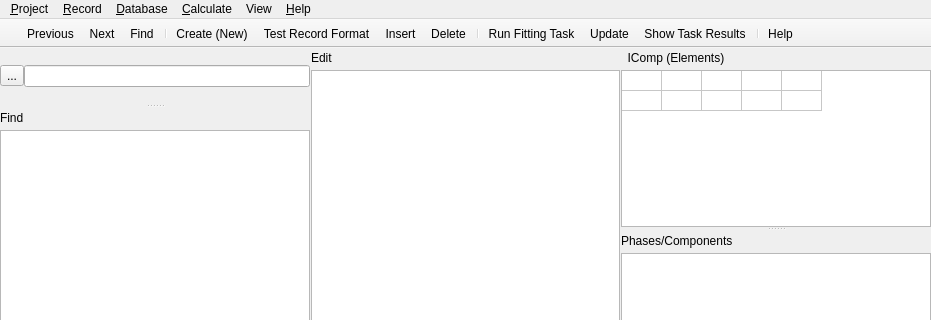
Before: the Qt Designer form gfshell2/dialogs/FITMainWindow.ui in gemshub/gemsfits, drawn with Qt 5; both pictures show x 0 to 931 and y 0 to 320 of the 931 by 670 pixel window.
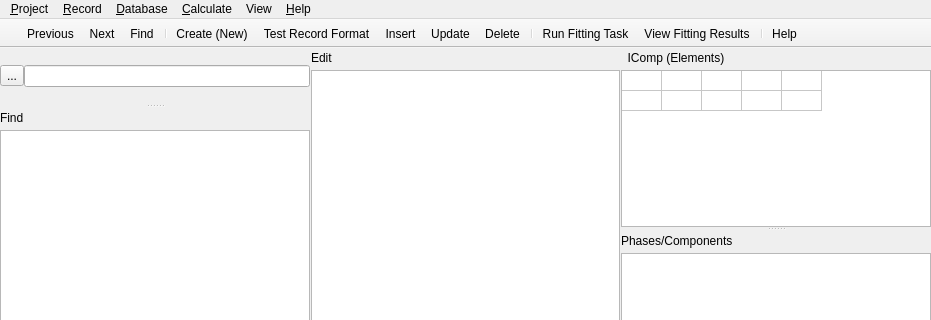
After: the same form once the commit is applied. Icons and pictures are not drawn.

Commit message: Small corrections in the code, menu entries, and tab names on Fit Results Viewer window.

Patch:
```diff
--- a/gfshell2/dialogs/FITMainWindow.ui
+++ b/gfshell2/dialogs/FITMainWindow.ui
@@ -520,10 +520,10 @@
    <addaction name="actionCreate_New"/>
    <addaction name="actionUpdate_Test"/>
    <addaction name="action_Insert"/>
+   <addaction name="action_Update"/>
    <addaction name="actionDelete"/>
    <addaction name="separator"/>
    <addaction name="action_Run_test"/>
-   <addaction name="action_Update"/>
    <addaction name="action_Show_Results"/>
    <addaction name="separator"/>
    <addaction name="actionHelp"/>
@@ -710,7 +710,7 @@
      <normaloff>:/menu/Icons/ShowGEMResultsIcon.png</normaloff>:/menu/Icons/ShowGEMResultsIcon.png</iconset>
    </property>
    <property name="text">
-    <string>&amp;Show Task Results... </string>
+    <string>&amp;View Fitting Results... </string>
    </property>
   </action>
   <action name="action_Preferences">
```
Left out of the diff: 2 changed lines with no effect on the pictures. The commit also changes 3 other files.
